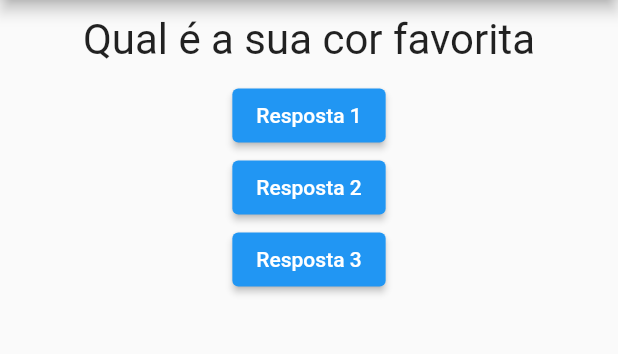
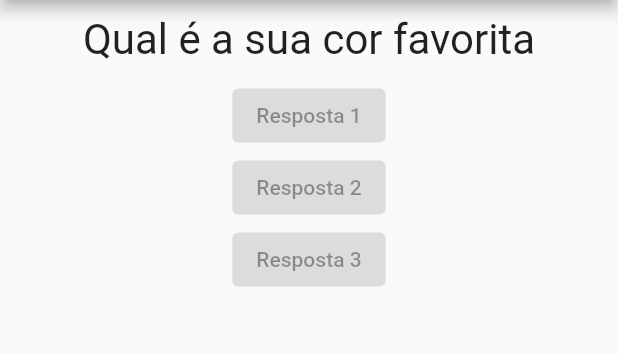
Before and after one commit to Offerreiraa/FirstAppFlutter, a Flutter app: the screen it shows after launch, on a phone screen of 412 x 824 dp, the part 84-438 px from its top. Run offline on Flutter 3.47's test engine with Material 2 defaults, Android fonts, the phone set to English and light mode, and no system bars.

Commit message:
Add componente Resposta

```diff
--- a/lib/main.dart
+++ b/lib/main.dart
@@ -1,5 +1,6 @@
 import 'package:flutter/material.dart';
 import './questao.dart';
+import './resposta.dart';
 
 main() => runApp(const PerguntaApp());
 
@@ -16,7 +17,6 @@ class _PerguntaAppState extends State<PerguntaApp> {
 
   @override
   Widget build(BuildContext context) {
-
     final List<String> perguntas = [
       'Qual é a sua cor favorita',
       'Qual é o seu animal favorito',
@@ -24,24 +24,21 @@ class _PerguntaAppState extends State<PerguntaApp> {
     return MaterialApp(
       home: Scaffold(
         appBar: AppBar(
-          title: const Center(child: Text('Perguntas', textAlign: TextAlign.center)),
+          title: const Center(
+              child: Text('Perguntas', textAlign: TextAlign.center)),
         ),
         body: Column(
           children: [
             Questao(perguntas[_perguntaSelecionada]),
-            ElevatedButton(
-                onPressed: _responder, child: const Text('Resposta 1')),
-            ElevatedButton(
-                onPressed: _responder, child: const Text('Resposta 2')),
-            ElevatedButton(
-                onPressed: _responder, child: const Text('Resposta 3')),
+            const Resposta('Resposta 1'),
+            const Resposta('Resposta 2'),
+            const Resposta('Resposta 3'),
           ],
         ),
       ),
     );
   }
 }
-
 
 class PerguntaApp extends StatefulWidget {
   const PerguntaApp({super.key});
--- a/lib/questao.dart
+++ b/lib/questao.dart
@@ -12,7 +12,7 @@ class Questao extends StatelessWidget {
       margin: const EdgeInsets.all(10),
       child:  Text(
         texto,
-        style: const TextStyle(fontSize: 28, ),
+        style: const TextStyle(fontSize: 28),
         textAlign: TextAlign.center,
       ),
     );
--- /dev/null
+++ b/lib/resposta.dart
@@ -0,0 +1,12 @@
+import 'package:flutter/material.dart';
+
+class Resposta extends StatelessWidget {
+  final String texto;
+
+  const Resposta(this.texto, {super.key});
+
+  @override
+  Widget build(BuildContext context) {
+    return ElevatedButton(onPressed: null, child: Text(texto));
+  }
+}
```
